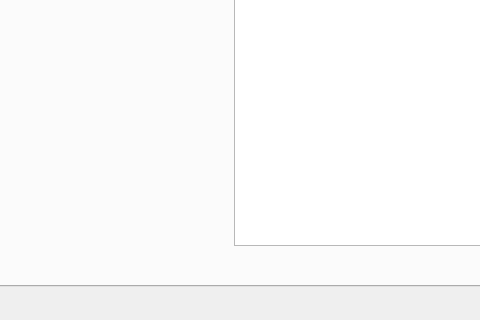
Old version of the form DynaMapEditor/src/mainwindow.ui in the repository tedr56/DynaMapEditor; both pictures show x 246 to 726 and y 144 to 464 of the 954 by 464 pixel window.
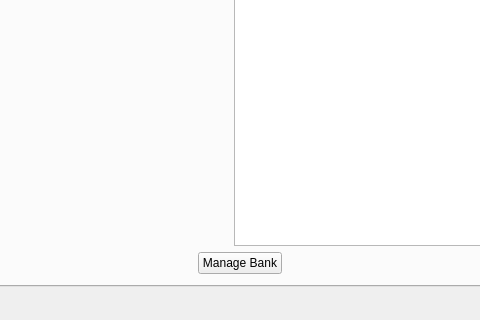
New version of the form. The open tabs and pages were chosen to show the change.

The edit to the form file:
```diff
--- a/DynaMapEditor/src/mainwindow.ui
+++ b/DynaMapEditor/src/mainwindow.ui
@@ -199,6 +199,13 @@
             </property>
            </spacer>
           </item>
+          <item>
+           <widget class="QPushButton" name="ControllerBank">
+            <property name="text">
+             <string>Manage Bank</string>
+            </property>
+           </widget>
+          </item>
           <item>
            <spacer name="horizontalSpacer_5">
             <property name="orientation">
```
Left out of the diff: 7 changed lines with no effect on the pictures.
